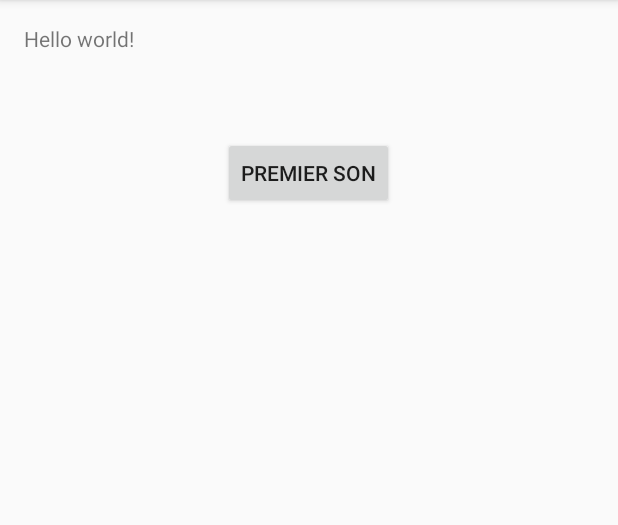
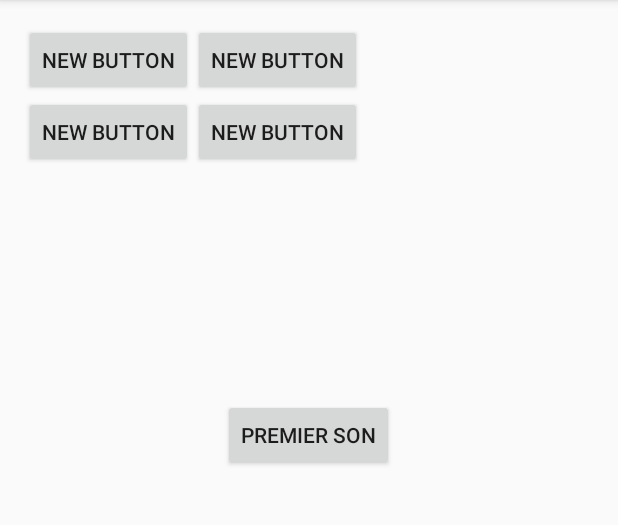
Before and after one commit to jcoudsi/war3soundroid, an Android app: the screen it shows after launch (RaceSelectorActivity), on a phone screen of 412 x 824 dp, the part 84-609 px from its top. Run offline under Robolectric (Android 15) with nearby library versions, the phone set to English and light mode, and no system bars.

Commit message:
Init grid layout sur l'écran de choix des races

```diff
--- a/app/src/main/res/layout/activity_race_selector.xml
+++ b/app/src/main/res/layout/activity_race_selector.xml
@@ -5,17 +5,53 @@
     android:paddingTop="@dimen/activity_vertical_margin"
     android:paddingBottom="@dimen/activity_vertical_margin" tools:context=".RaceSelectorActivity">
 
-    <TextView android:text="@string/hello_world" android:layout_width="wrap_content"
-        android:layout_height="wrap_content"
-        android:id="@+id/textView" />
-
     <Button
         android:layout_width="wrap_content"
         android:layout_height="wrap_content"
         android:text="Premier son"
         android:id="@+id/soundTestButton"
-        android:layout_below="@+id/textView"
         android:layout_centerHorizontal="true"
-        android:layout_marginTop="56dp" />
+        android:layout_marginTop="250dp" />
+
+    <GridLayout
+        android:layout_width="fill_parent"
+        android:layout_height="fill_parent"
+        android:layout_centerVertical="true"
+        android:layout_centerHorizontal="true"
+        android:columnCount="2"
+        android:rowCount="2">
+
+        <Button
+            android:layout_width="wrap_content"
+            android:layout_height="wrap_content"
+            android:text="New Button"
+            android:id="@+id/button"
+            android:layout_row="0"
+            android:layout_column="0" />
+
+        <Button
+            android:layout_width="wrap_content"
+            android:layout_height="wrap_content"
+            android:text="New Button"
+            android:id="@+id/button2"
+            android:layout_row="0"
+            android:layout_column="1" />
+
+        <Button
+            android:layout_width="wrap_content"
+            android:layout_height="wrap_content"
+            android:text="New Button"
+            android:id="@+id/button3"
+            android:layout_row="1"
+            android:layout_column="0" />
+
+        <Button
+            android:layout_width="wrap_content"
+            android:layout_height="wrap_content"
+            android:text="New Button"
+            android:id="@+id/button4"
+            android:layout_row="1"
+            android:layout_column="1" />
+    </GridLayout>
 
 </RelativeLayout>
```
